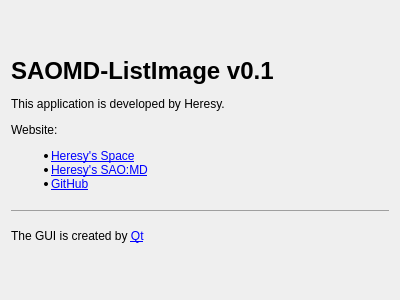
Before: the Qt Designer form QAbout.ui in KHeresy/SAOMD-ListImage, drawn with Qt 5.
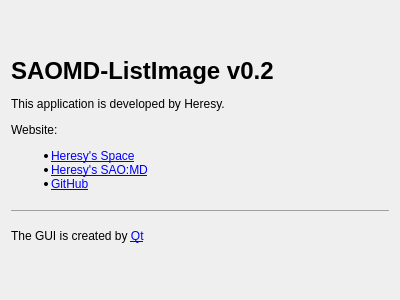
After: the same form once the commit is applied.

Diff of the .ui file:
```diff
--- a/QAbout.ui
+++ b/QAbout.ui
@@ -29,7 +29,7 @@
    <item>
     <widget class="QLabel" name="label">
      <property name="text">
-      <string>&lt;html&gt;&lt;head/&gt;&lt;body&gt;&lt;h1 style=&quot; margin-top:18px; margin-bottom:12px; margin-left:0px; margin-right:0px; -qt-block-indent:0; text-indent:0px;&quot;&gt;&lt;span style=&quot; font-size:xx-large; font-weight:700;&quot;&gt;SAOMD-ListImage v0.1&lt;/span&gt;&lt;/h1&gt;&lt;p&gt;This application is developed by Heresy. &lt;/p&gt;&lt;p&gt;Website:&lt;/p&gt;&lt;ul style=&quot;margin-top: 0px; margin-bottom: 0px; margin-left: 0px; margin-right: 0px; -qt-list-indent: 1;&quot;&gt;&lt;li style=&quot; margin-top:12px; margin-bottom:0px; margin-left:0px; margin-right:0px; -qt-block-indent:0; text-indent:0px;&quot;&gt;&lt;a href=&quot;https://kheresy.wordpress.com/&quot;&gt;&lt;span style=&quot; text-decoration: underline; color:#0000ff;&quot;&gt;Heresy's Space&lt;/span&gt;&lt;/a&gt;&lt;/li&gt;&lt;li style=&quot; margin-top:0px; margin-bottom:0px; margin-left:0px; margin-right:0px; -qt-block-indent:0; text-indent:0px;&quot;&gt;&lt;a href=&quot;https://ksaomd.wordpress.com/&quot;&gt;&lt;span style=&quot; text-decoration: underline; color:#0000ff;&quot;&gt;Heresy's SAO:MD&lt;/span&gt;&lt;/a&gt;&lt;/li&gt;&lt;li style=&quot; margin-top:0px; margin-bottom:12px; margin-left:0px; margin-right:0px; -qt-block-indent:0; text-indent:0px;&quot;&gt;&lt;a href=&quot;https://github.com/KHeresy/SAOMD-ListImage&quot;&gt;&lt;span style=&quot; text-decoration: underline; color:#0000ff;&quot;&gt;GitHub&lt;/span&gt;&lt;/a&gt;&lt;/li&gt;&lt;/ul&gt;&lt;hr/&gt;&lt;p&gt;The GUI is created by &lt;a href=&quot;https://www.qt.io/&quot;&gt;&lt;span style=&quot; text-decoration: underline; color:#0000ff;&quot;&gt;Qt&lt;/span&gt;&lt;/a&gt;&lt;/p&gt;&lt;/body&gt;&lt;/html&gt;</string>
+      <string>&lt;html&gt;&lt;head/&gt;&lt;body&gt;&lt;h1 style=&quot; margin-top:18px; margin-bottom:12px; margin-left:0px; margin-right:0px; -qt-block-indent:0; text-indent:0px;&quot;&gt;&lt;span style=&quot; font-size:xx-large; font-weight:700;&quot;&gt;SAOMD-ListImage v0.2&lt;/span&gt;&lt;/h1&gt;&lt;p&gt;This application is developed by Heresy. &lt;/p&gt;&lt;p&gt;Website:&lt;/p&gt;&lt;ul style=&quot;margin-top: 0px; margin-bottom: 0px; margin-left: 0px; margin-right: 0px; -qt-list-indent: 1;&quot;&gt;&lt;li style=&quot; margin-top:12px; margin-bottom:0px; margin-left:0px; margin-right:0px; -qt-block-indent:0; text-indent:0px;&quot;&gt;&lt;a href=&quot;https://kheresy.wordpress.com/&quot;&gt;&lt;span style=&quot; text-decoration: underline; color:#0000ff;&quot;&gt;Heresy's Space&lt;/span&gt;&lt;/a&gt;&lt;/li&gt;&lt;li style=&quot; margin-top:0px; margin-bottom:0px; margin-left:0px; margin-right:0px; -qt-block-indent:0; text-indent:0px;&quot;&gt;&lt;a href=&quot;https://ksaomd.wordpress.com/&quot;&gt;&lt;span style=&quot; text-decoration: underline; color:#0000ff;&quot;&gt;Heresy's SAO:MD&lt;/span&gt;&lt;/a&gt;&lt;/li&gt;&lt;li style=&quot; margin-top:0px; margin-bottom:12px; margin-left:0px; margin-right:0px; -qt-block-indent:0; text-indent:0px;&quot;&gt;&lt;a href=&quot;https://github.com/KHeresy/SAOMD-ListImage&quot;&gt;&lt;span style=&quot; text-decoration: underline; color:#0000ff;&quot;&gt;GitHub&lt;/span&gt;&lt;/a&gt;&lt;/li&gt;&lt;/ul&gt;&lt;hr/&gt;&lt;p&gt;The GUI is created by &lt;a href=&quot;https://www.qt.io/&quot;&gt;&lt;span style=&quot; text-decoration: underline; color:#0000ff;&quot;&gt;Qt&lt;/span&gt;&lt;/a&gt;&lt;/p&gt;&lt;/body&gt;&lt;/html&gt;</string>
      </property>
      <property name="textFormat">
       <enum>Qt::MarkdownText</enum>
```
